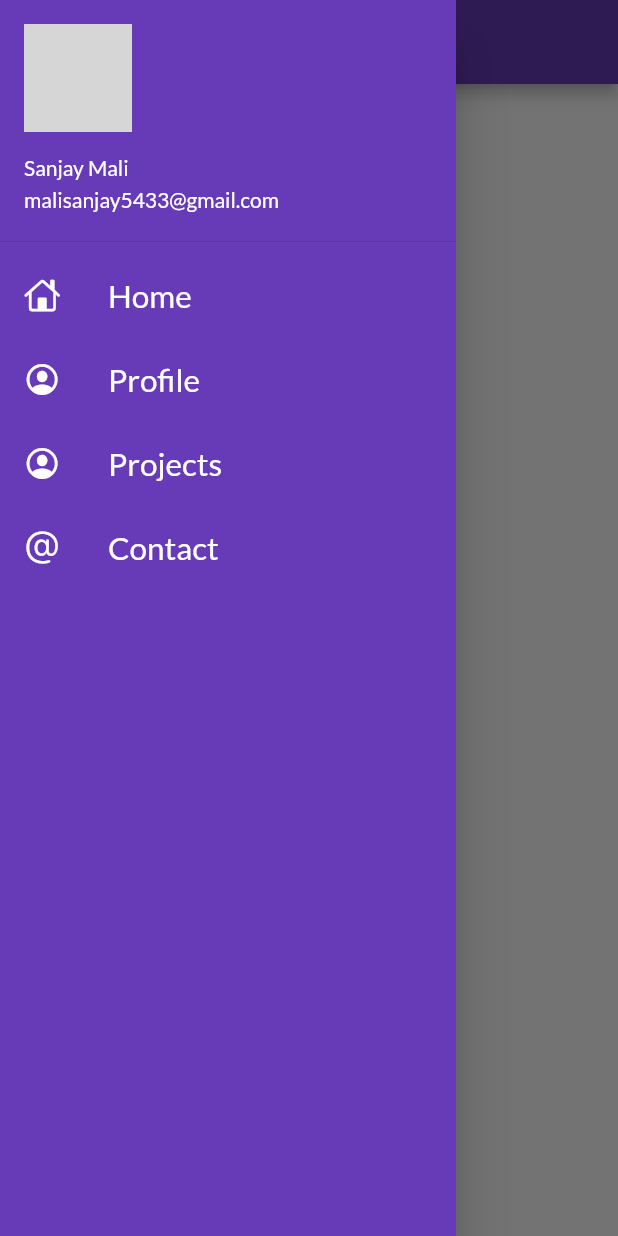
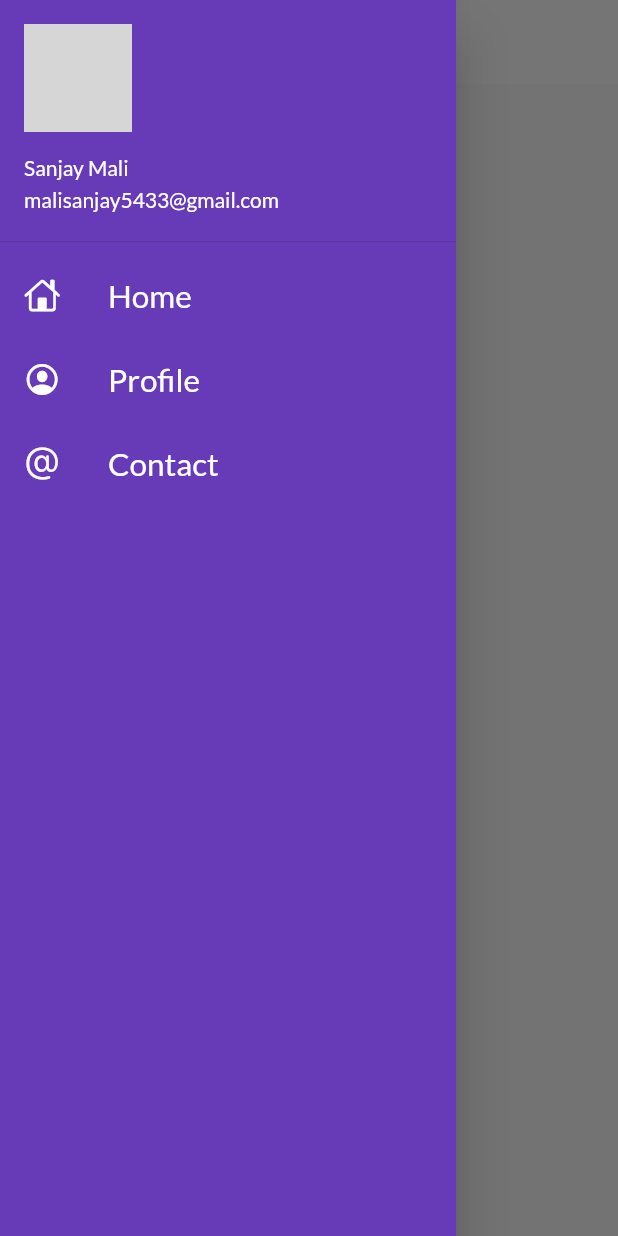
Before and after one commit to malisanjay5433/Flutter, a Flutter app: the screen it shows after launch, with the side drawer open, on a phone screen of 412 x 824 dp. Run offline on Flutter 3.47's test engine with Material 2 defaults, Android fonts, the phone set to English and light mode, and no system bars; our stand-ins replace google_fonts; network calls fail; grey boxes are pictures that could not be loaded.

Commit message:
day10 completed

```diff
--- a/lib/main.dart
+++ b/lib/main.dart
@@ -2,6 +2,7 @@ import 'package:flutter/material.dart';
 import 'package:flutter1/pages/home_page.dart';
 import 'package:flutter1/pages/login_page.dart';
 import 'package:flutter1/untils/routes.dart';
+import 'package:flutter1/widgets/theam.dart';
 import 'package:google_fonts/google_fonts.dart';
 
 void main() {
@@ -13,21 +14,15 @@ class MyApp extends StatelessWidget {
   @override
   Widget build(BuildContext context) {
     return MaterialApp(
-      themeMode:ThemeMode.light,
-      theme:ThemeData(
-        primarySwatch: Colors.deepPurple,
-        fontFamily:GoogleFonts.lato().fontFamily,
-        // primaryTextTheme: GoogleFonts.latoTextTheme()
-        ),
-      darkTheme:ThemeData(
-        brightness:Brightness.dark,
-      ),
+      themeMode: ThemeMode.light,
+      theme: MyTheam.lightTheme(context),
+      darkTheme: MyTheam.darkTheme(context),
       // home:HomePage()
-      debugShowCheckedModeBanner:false,
-      initialRoute:MyRoutes.homeRoute,
-      routes:{
-          MyRoutes.loginRoute : (context) => LoginPage(),
-          MyRoutes.homeRoute:(context) => HomePage(),
+      debugShowCheckedModeBanner: false,
+      initialRoute: MyRoutes.homeRoute,
+      routes: {
+        MyRoutes.loginRoute: (context) => LoginPage(),
+        MyRoutes.homeRoute: (context) => HomePage(),
       },
     );
   }
--- /dev/null
+++ b/lib/models/catalog.dart
@@ -0,0 +1,9 @@
+class Item {
+  final String id;
+  final String name;
+  final String desc;
+  final num price;
+  final String color;
+  final String image;
+  Item({this.id, this.name, this.desc, this.price, this.color, this.image});
+}
--- a/lib/widgets/drawer.dart
+++ b/lib/widgets/drawer.dart
@@ -37,14 +37,6 @@ class MyDrawer extends StatelessWidget {
             ),
           ),
           ListTile(
-            leading: Icon(CupertinoIcons.profile_circled, color: Colors.white),
-            title: Text(
-              "Projects",
-              textScaleFactor: 1.5,
-              style: TextStyle(color: Colors.white),
-            ),
-          ),
-            ListTile(
             leading: Icon(CupertinoIcons.at, color: Colors.white),
             title: Text(
               "Contact",
--- /dev/null
+++ b/lib/widgets/theam.dart
@@ -0,0 +1,19 @@
+import 'package:flutter/material.dart';
+import 'package:google_fonts/google_fonts.dart';
+
+class MyTheam {
+  static ThemeData lightTheme(BuildContext context) => ThemeData(
+        primarySwatch: Colors.deepPurple,
+        fontFamily: GoogleFonts.lato().fontFamily,
+        appBarTheme: AppBarTheme(
+          color: Colors.white,
+          elevation: 0.0,
+          iconTheme: IconThemeData(color: Colors.black),
+          textTheme: Theme.of(context).textTheme,
+        ),
+      );
+
+        static ThemeData darkTheme(BuildContext context) => ThemeData(
+        brightness:Brightness.dark
+      );
+}
```
